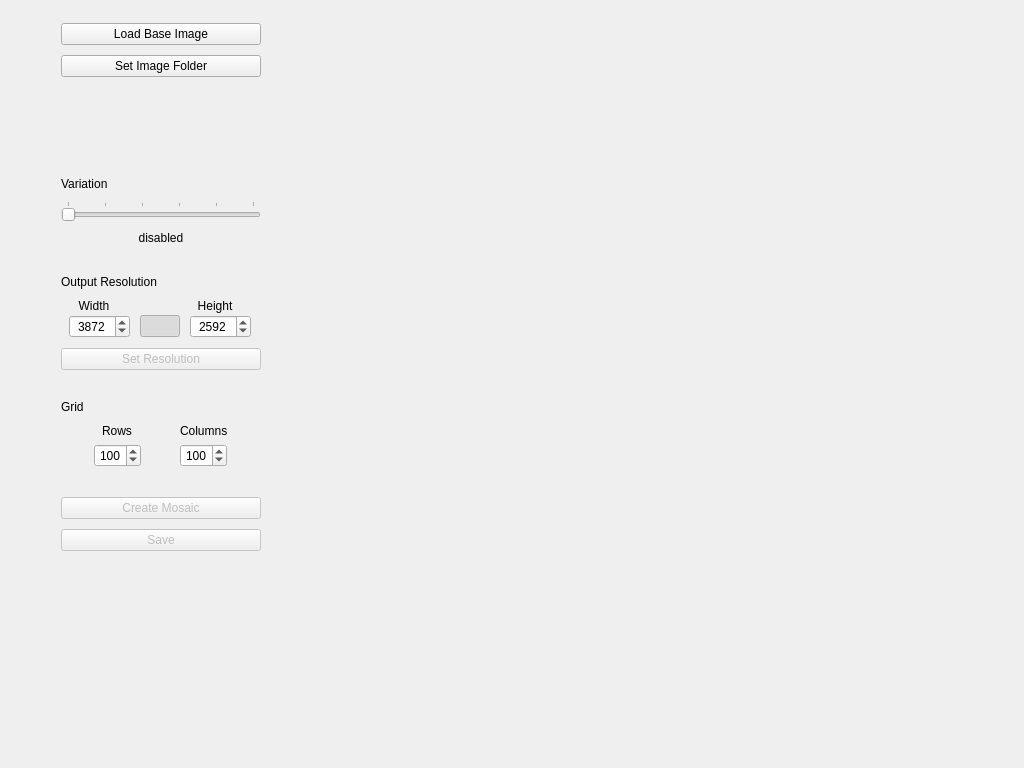
This is mainwindow.ui in scheckmedia/ImageMosaicWall as Qt 5 draws it before an edit. The edited form follows.
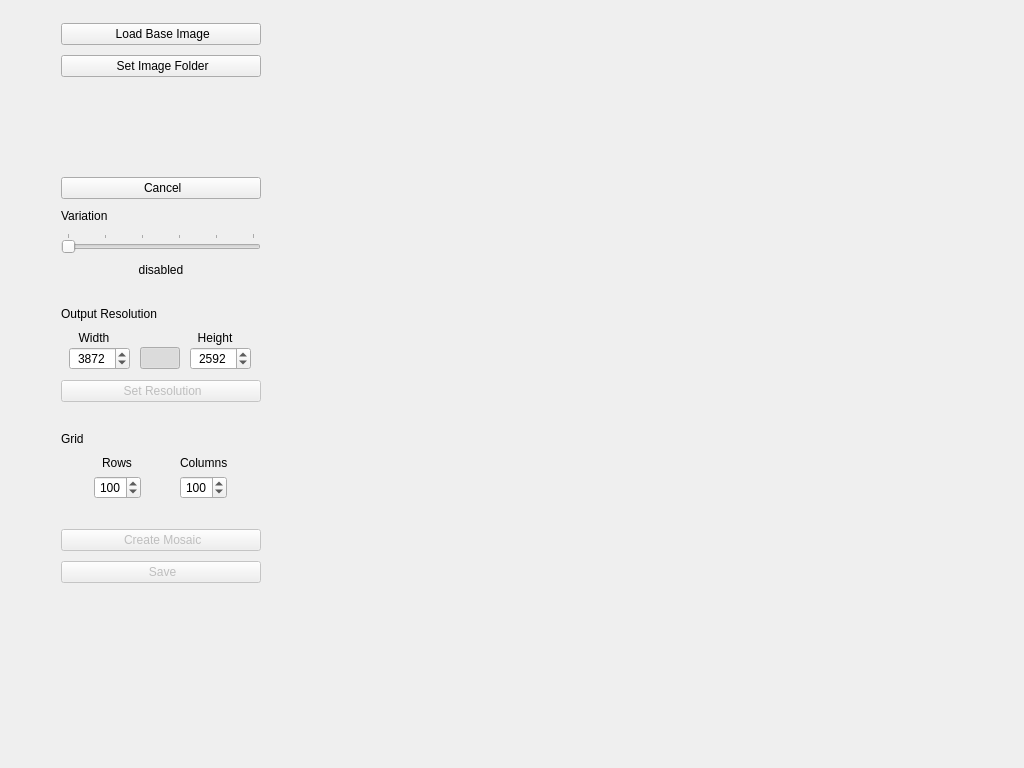
This is the edited form. Icons and pictures are not drawn. Custom widgets are drawn as their Qt base class.

Commit message: add option to cancel all background threads, bugfix

Patch:
```diff
--- a/mainwindow.ui
+++ b/mainwindow.ui
@@ -72,7 +72,7 @@
           <number>0</number>
          </property>
          <item row="0" column="0">
-          <layout class="QVBoxLayout" name="verticalLayout" stretch="0,0,0,0,0,0,0,0,0,0,0,0,0,0,0,0,0">
+          <layout class="QVBoxLayout" name="verticalLayout" stretch="0,0,0,0,0,0,0,0,0,0,0,0,0,0,0,0,0,0">
            <property name="spacing">
             <number>10</number>
            </property>
@@ -100,7 +100,7 @@
               </size>
              </property>
              <property name="text">
-              <string>Load Base Image</string>
+              <string> Load Base Image</string>
              </property>
              <property name="icon">
               <iconset resource="assets.qrc">
@@ -132,7 +132,7 @@
               </size>
              </property>
              <property name="text">
-              <string>Set Image Folder</string>
+              <string> Set Image Folder</string>
              </property>
              <property name="icon">
               <iconset resource="assets.qrc">
@@ -177,6 +177,35 @@
              </property>
             </widget>
            </item>
+           <item alignment="Qt::AlignHCenter">
+            <widget class="QPushButton" name="btnCancel">
+             <property name="minimumSize">
+              <size>
+               <width>200</width>
+               <height>0</height>
+              </size>
+             </property>
+             <property name="maximumSize">
+              <size>
+               <width>200</width>
+               <height>16777215</height>
+              </size>
+             </property>
+             <property name="text">
+              <string> Cancel</string>
+             </property>
+             <property name="icon">
+              <iconset resource="assets.qrc">
+               <normaloff>:/icons/assets/cancel.png</normaloff>:/icons/assets/cancel.png</iconset>
+             </property>
+             <property name="iconSize">
+              <size>
+               <width>32</width>
+               <height>32</height>
+              </size>
+             </property>
+            </widget>
+           </item>
            <item>
             <widget class="QLabel" name="lblSettings">
              <property name="sizePolicy">
@@ -439,7 +468,7 @@
               </size>
              </property>
              <property name="text">
-              <string>Set Resolution</string>
+              <string> Set Resolution</string>
              </property>
              <property name="icon">
               <iconset resource="assets.qrc">
@@ -590,7 +619,7 @@
               </size>
              </property>
              <property name="text">
-              <string>Create Mosaic</string>
+              <string> Create Mosaic</string>
              </property>
              <property name="icon">
               <iconset resource="assets.qrc">
@@ -625,7 +654,7 @@
               </size>
              </property>
              <property name="text">
-              <string>Save</string>
+              <string> Save</string>
              </property>
              <property name="icon">
               <iconset resource="assets.qrc">
```
Left out of the diff: 20 changed lines with no effect on the pictures. The commit also changes 10 other files.
